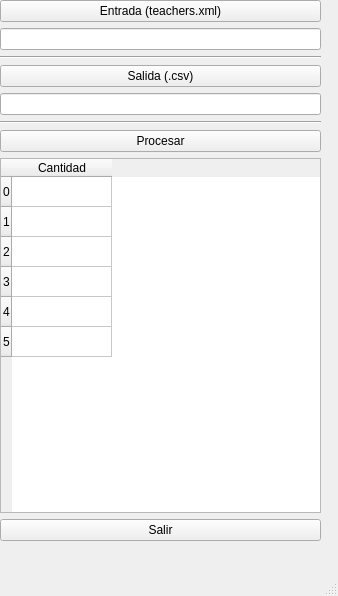
Above: TimetableEval/mainwindow.ui from asieriko/python-fet before the change. Below: the same form after it.
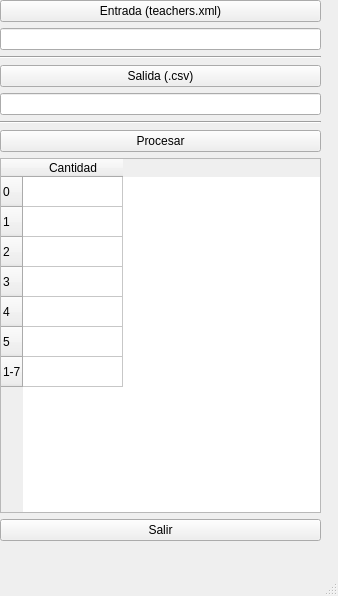
That is the form after the change.

Diff of the .ui file:
```diff
--- a/TimetableEval/mainwindow.ui
+++ b/TimetableEval/mainwindow.ui
@@ -68,7 +68,7 @@
      <item>
       <widget class="QTableWidget" name="tableWidget">
        <property name="rowCount">
-        <number>6</number>
+        <number>7</number>
        </property>
        <property name="columnCount">
         <number>1</number>
@@ -103,6 +103,11 @@
          <string>5</string>
         </property>
        </row>
+       <row>
+        <property name="text">
+         <string>1-7</string>
+        </property>
+       </row>
        <column>
         <property name="text">
          <string>Cantidad</string>
```
Left out of the diff: 2 changed lines with no effect on the pictures.
